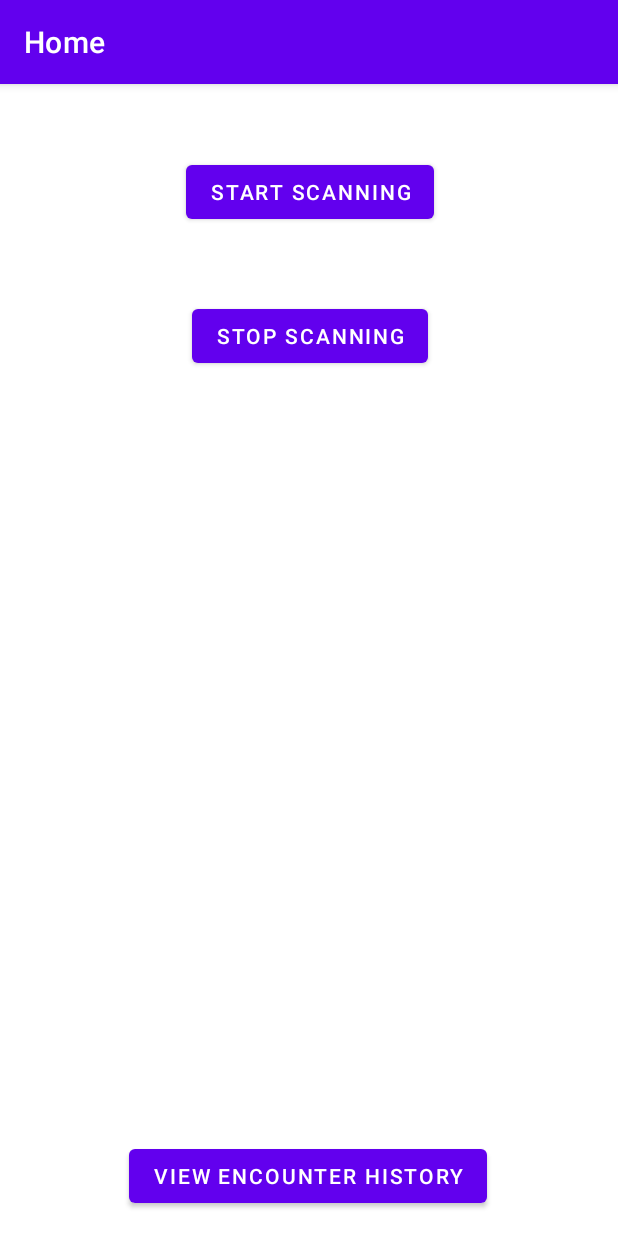
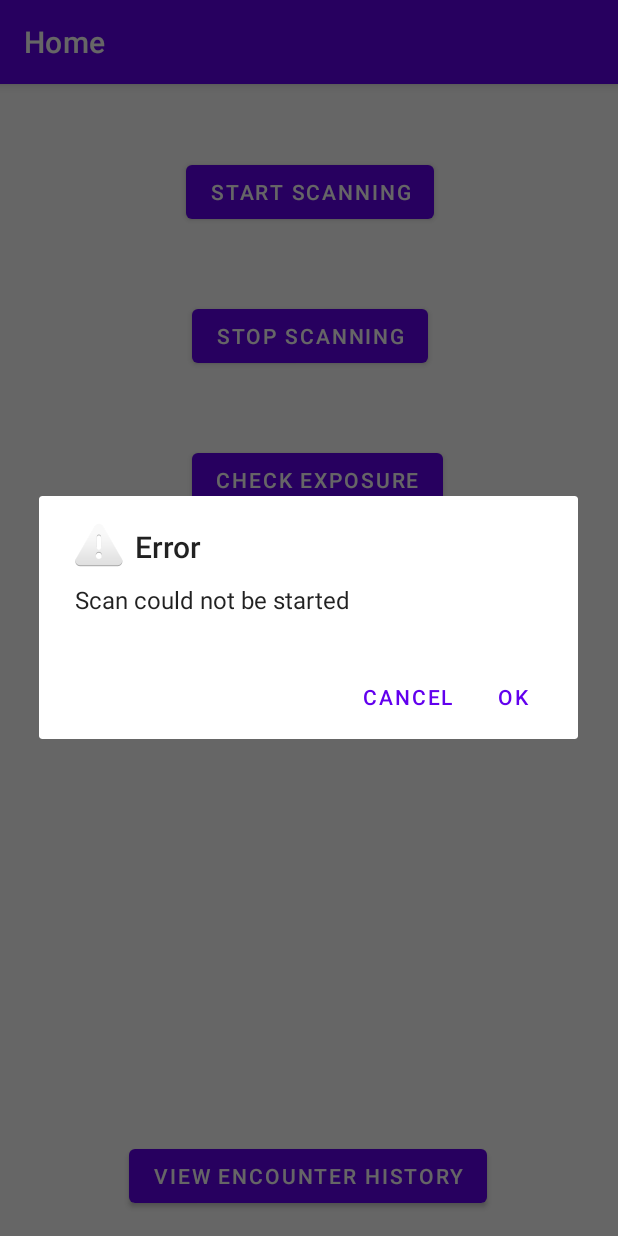
Before and after one commit to ubc-systopia/pancast-android, an Android app: the screen it shows after launch (MainActivity), after a tap on "START SCANNING", on a phone screen of 412 x 824 dp. Run offline under Robolectric (Android 15) with nearby library versions, the phone set to English and light mode, and no system bars; our stand-ins replace Room's generated code, navigation-ui.

```diff
--- a/app/src/main/AndroidManifest.xml
+++ b/app/src/main/AndroidManifest.xml
@@ -6,6 +6,7 @@
     <uses-permission android:name="android.permission.BLUETOOTH" />
     <uses-permission android:name="android.permission.BLUETOOTH_SCAN" />
     <uses-permission android:name="android.permission.BLUETOOTH_ADMIN" />
+    <uses-permission android:name="android.permission.ACCESS_COARSE_LOCATION" />
     <uses-permission android:name="android.permission.ACCESS_FINE_LOCATION" />
     <uses-permission android:name="android.permission.FOREGROUND_SERVICE"/>
 
--- a/app/src/main/java/com/pancast/dongle/MainActivity.kt
+++ b/app/src/main/java/com/pancast/dongle/MainActivity.kt
@@ -1,9 +1,7 @@
 package com.pancast.dongle
 
 import android.os.*
-import android.widget.Toast
 import androidx.appcompat.app.AppCompatActivity
-import androidx.navigation.Navigation
 import androidx.navigation.findNavController
 import androidx.navigation.ui.setupActionBarWithNavController
 
@@ -13,10 +11,10 @@ class MainActivity : AppCompatActivity() {
     override fun onCreate(savedInstanceState: Bundle?) {
         super.onCreate(savedInstanceState)
         setContentView(R.layout.activity_main)
-
         setupActionBarWithNavController(findNavController(R.id.fragmentContainerView))
     }
 
+    // enables back button
     override fun onSupportNavigateUp(): Boolean {
         findNavController(R.id.fragmentContainerView).navigateUp()
         return super.onSupportNavigateUp()
--- a/app/src/main/java/com/pancast/dongle/fragments/home/HomeFragment.kt
+++ b/app/src/main/java/com/pancast/dongle/fragments/home/HomeFragment.kt
@@ -1,5 +1,6 @@
 package com.pancast.dongle.fragments.home
 
+import android.content.pm.PackageManager
 import android.os.Bundle
 import android.os.Handler
 import android.os.Looper
@@ -11,17 +12,47 @@ import android.view.View
 import android.view.ViewGroup
 import android.widget.Button
 import android.widget.Toast
+import androidx.activity.result.ActivityResultLauncher
+import androidx.activity.result.contract.ActivityResultContracts
+import androidx.core.app.ActivityCompat
+import androidx.core.content.ContextCompat
+import androidx.lifecycle.ViewModelProvider
 import androidx.navigation.fragment.findNavController
 import com.pancast.dongle.R
+import com.pancast.dongle.cuckoo.CuckooFilter
+import com.pancast.dongle.data.EntryViewModel
+import com.pancast.dongle.decodeHex
+import com.pancast.dongle.requests.RequestsHandler
+import com.pancast.dongle.utilities.Constants.LOCATION_FINE_PERM
+import com.pancast.dongle.utilities.showAlertDialog
 import java.lang.Error
+import java.util.jar.Manifest
+import kotlin.concurrent.thread
 
 class HomeFragment : Fragment() {
+
+    private lateinit var checkLocationPermission: ActivityResultLauncher<Array<String>>
+    private lateinit var mEntryViewModel: EntryViewModel
 
     override fun onCreateView(
         inflater: LayoutInflater, container: ViewGroup?,
         savedInstanceState: Bundle?
     ): View? {
         val view = inflater.inflate(R.layout.fragment_home, container, false)
+
+        // for showing alert dialogs from within threads
+        val mHandler = Handler()
+
+        mEntryViewModel = ViewModelProvider(this).get(EntryViewModel::class.java)
+
+        checkLocationPermission = registerForActivityResult(
+            ActivityResultContracts.RequestMultiplePermissions()) { permissions ->
+            if (permissions[android.Manifest.permission.ACCESS_FINE_LOCATION] == false &&
+                permissions[android.Manifest.permission.ACCESS_COARSE_LOCATION] == false) {
+                // denied
+            }
+        }
+
         val mListBtn: Button = view.findViewById(R.id.listBtn)
         mListBtn.setOnClickListener {
             findNavController().navigate(R.id.action_homeFragment_to_storageFragment)
@@ -33,9 +64,10 @@ class HomeFragment : Fragment() {
         val mStartBtn: Button = view.findViewById(R.id.startBtn)
         mStartBtn.setOnClickListener {
             try {
+                permissionHandler()
                 scanner.startScan()
             } catch (e: Exception) {
-                // handle
+                showAlertDialog(requireContext(), "Error", "Scan could not be started")
             }
         }
 
@@ -44,9 +76,43 @@ class HomeFragment : Fragment() {
             try {
                 scanner.stopScan()
             } catch (e: Exception) {
-                // do handling
+                showAlertDialog(requireContext(), "Error", "Scan could not be stopped")
             }
         }
+
+        val mCheckExposureBtn: Button = view.findViewById(R.id.checkExposureBtn)
+        mCheckExposureBtn.setOnClickListener {
+            thread(start = true) {
+                val riskBroadcast = RequestsHandler().downloadRiskBroadcast()
+                if (riskBroadcast != null) {
+                    val cf = CuckooFilter(riskBroadcast)
+                    val entries = mEntryViewModel.repository.getAllEntries()
+                    for (entry in entries) {
+                        val result = cf.lookupItem(entry.ephemeralID.decodeHex())
+                        if (result) {
+                            mHandler.post {
+                                showAlertDialog(
+                                    requireContext(),
+                                    "Exposure",
+                                    "You may have been exposed"
+                                )
+                            }
+                        }
+                    }
+                }
+            }
+
+        }
+
         return view
     }
+
+    private fun permissionHandler() {
+        val hasFineLocationPermission = ActivityCompat.checkSelfPermission(requireContext(), android.Manifest.permission.ACCESS_FINE_LOCATION)
+        val hasCoarseLocationPermission = ActivityCompat.checkSelfPermission(requireContext(), android.Manifest.permission.ACCESS_COARSE_LOCATION)
+        if (hasFineLocationPermission == PackageManager.PERMISSION_DENIED && hasCoarseLocationPermission == PackageManager.PERMISSION_DENIED) {
+            checkLocationPermission.launch(arrayOf(android.Manifest.permission.ACCESS_FINE_LOCATION,
+                android.Manifest.permission.ACCESS_COARSE_LOCATION))
+        }
+    }
 }
--- a/app/src/main/java/com/pancast/dongle/fragments/upload/requests/NaiveTrustManager.kt
+++ b/app/src/main/java/com/pancast/dongle/requests/NaiveTrustManager.kt
@@ -1,4 +1,4 @@
-package com.pancast.dongle.fragments.upload.requests
+package com.pancast.dongle.requests
 
 import android.annotation.SuppressLint
 import javax.net.ssl.X509TrustManager
--- a/app/src/main/java/com/pancast/dongle/fragments/upload/requests/RequestsHandler.kt
+++ b/app/src/main/java/com/pancast/dongle/requests/RequestsHandler.kt
@@ -1,6 +1,5 @@
-package com.pancast.dongle.fragments.upload.requests
+package com.pancast.dongle.requests
 
-import android.util.Log
 import com.pancast.dongle.data.Entry
 import com.pancast.dongle.decodeHex
 import com.pancast.dongle.utilities.Constants
--- a/app/src/main/java/com/pancast/dongle/utilities/Util.kt
+++ b/app/src/main/java/com/pancast/dongle/utilities/Util.kt
@@ -1,9 +1,14 @@
 package com.pancast.dongle.utilities
 
+import android.R
+import android.app.AlertDialog
+import android.content.Context
+import android.content.DialogInterface
 import com.pancast.dongle.utilities.Constants.MILLISECONDS_IN_SECOND
 import com.pancast.dongle.utilities.Constants.SECONDS_IN_MINUTE
 import java.text.SimpleDateFormat
 import java.util.*
+
 
 val MaxBroadcastSize = 30
 
@@ -20,3 +25,16 @@ fun minutesIntoTime(minutes: Int): String {
 }
 
 fun byteArrayOfInts(vararg ints: Int) = ByteArray(ints.size) { pos -> ints[pos].toByte() }
+
+fun showAlertDialog(ctx: Context, title: String, description: String) {
+    AlertDialog.Builder(ctx)
+        .setTitle(title)
+        .setMessage(description) // Specifying a listener allows you to take an action before dismissing the dialog.
+        // The dialog is automatically dismissed when a dialog button is clicked.
+        .setPositiveButton(
+            R.string.yes
+        ) { _, _ -> }
+        .setNegativeButton(R.string.no, null)
+        .setIcon(R.drawable.ic_dialog_alert)
+        .show()
+}
--- a/app/src/main/res/layout/activity_main.xml
+++ b/app/src/main/res/layout/activity_main.xml
@@ -20,5 +20,6 @@
         app:layout_constraintHorizontal_bias="0.5"
         app:layout_constraintStart_toStartOf="parent"
         app:layout_constraintTop_toTopOf="parent"
-        app:navGraph="@navigation/app_nav" />
+        app:navGraph="@navigation/app_nav"
+        tools:ignore="FragmentTagUsage" />
 </androidx.constraintlayout.widget.ConstraintLayout>
--- a/app/src/main/res/layout/fragment_home.xml
+++ b/app/src/main/res/layout/fragment_home.xml
@@ -38,4 +38,15 @@
         app:layout_constraintHorizontal_bias="0.502"
         app:layout_constraintStart_toStartOf="parent"
         app:layout_constraintTop_toBottomOf="@+id/startBtn" />
+
+    <Button
+        android:id="@+id/checkExposureBtn"
+        android:layout_width="wrap_content"
+        android:layout_height="wrap_content"
+        android:layout_marginTop="48dp"
+        android:text="@string/check_exposure"
+        app:layout_constraintEnd_toEndOf="@+id/stopBtn"
+        app:layout_constraintHorizontal_bias="0.0"
+        app:layout_constraintStart_toStartOf="@+id/stopBtn"
+        app:layout_constraintTop_toBottomOf="@+id/stopBtn" />
 </androidx.constraintlayout.widget.ConstraintLayout>
--- a/app/src/main/res/values/strings.xml
+++ b/app/src/main/res/values/strings.xml
@@ -6,4 +6,8 @@
     <string name="view_encounter_history">View Encounter History</string>
     <string name="start_scanning">Start Scanning</string>
     <string name="stop_scanning">Stop Scanning</string>
+    <string name="check_exposure">Check Exposure</string>
+    <string name="dummy_time">2021-07-04, 18:02</string>
+    <string name="dummy_eph_id">Ephemeral ID: 0xDEADBEEFDEADBE</string>
+    <string name="dummy_location_id">Beacon ID: 22220001</string>
 </resources>
```
Also changed, not shown: app/src/main/java/com/pancast/dongle/fragments/home/Scanner.kt (+9 -9 lines), app/src/main/java/com/pancast/dongle/fragments/upload/UploadFragment.kt (+17 -5 lines), app/src/main/res/layout/individual_entry.xml (+3 -4 lines).
